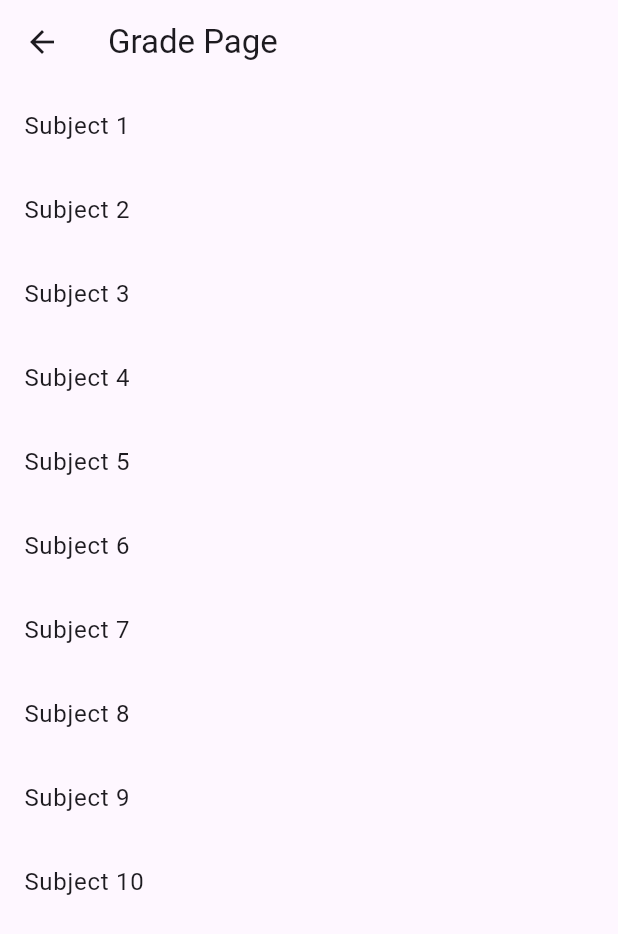
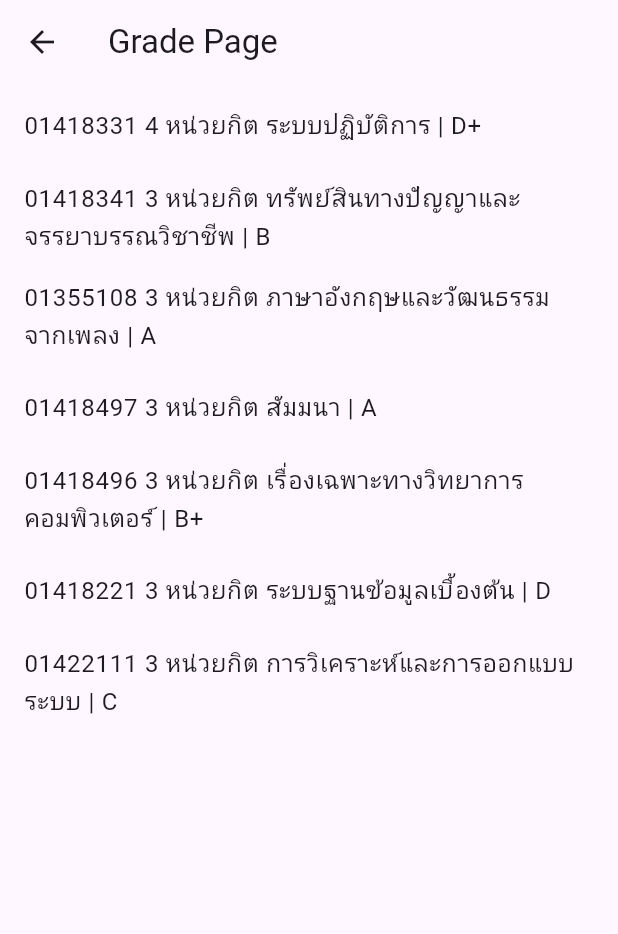
Before and after one commit to Nxwbtk/KU-SRC-MobileDev-Project, a Flutter app: the GradePage screen opened directly, on a phone screen of 412 x 824 dp. Shown: the top 934 px of the screen. Run offline on Flutter 3.47's test engine with Material 3 defaults, Android fonts, the phone set to English and light mode, and no system bars; our stand-ins replace cloud_firestore, firebase_auth, firebase_core; missing offline and left inert: awesome_select; accounts and stored records are empty.

Commit message:
grade
Grade ใส่ชื่อ

```diff
--- a/ku_app/lib/student/grade.dart
+++ b/ku_app/lib/student/grade.dart
@@ -10,16 +10,13 @@ class GradePage extends StatefulWidget {
 class _GradePageState extends State<GradePage> {
   // Sample data for demonstration
   List<String> subjects = [
-    "Subject 1",
-    "Subject 2",
-    "Subject 3",
-    "Subject 4",
-    "Subject 5",
-    "Subject 6",
-    "Subject 7",
-    "Subject 8",
-    "Subject 9",
-    "Subject 10"
+    "01418331 4 หน่วยกิต ระบบปฏิบัติการ | D+ ",
+    "01418341 3 หน่วยกิต ทรัพย์สินทางปัญญาและจรรยาบรรณวิชาชีพ | B",
+    "01355108 3 หน่วยกิต ภาษาอังกฤษและวัฒนธรรมจากเพลง | A",
+    "01418497 3 หน่วยกิต สัมมนา | A",
+    "01418496 3 หน่วยกิต เรื่องเฉพาะทางวิทยาการคอมพิวเตอร์ | B+",
+    "01418221 3 หน่วยกิต ระบบฐานข้อมูลเบื้องต้น | D",
+    "01422111 3 หน่วยกิต การวิเคราะห์และการออกแบบระบบ | C",
   ];
 
   @override
```
